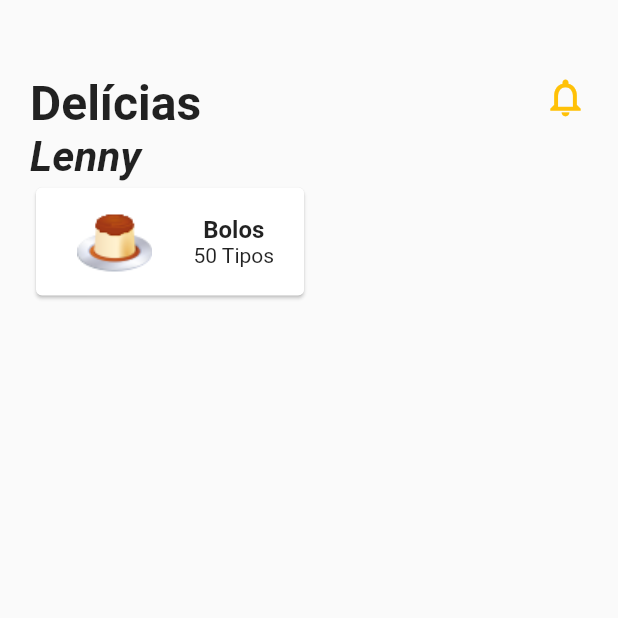
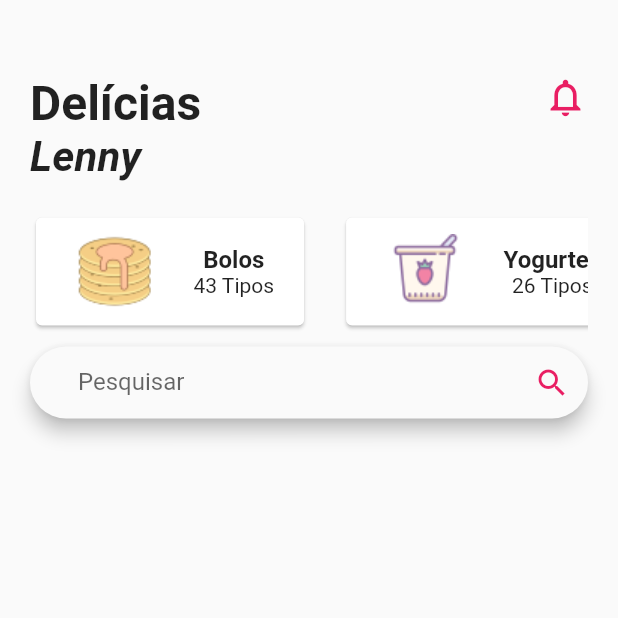
Before and after one commit to TomasMufume/lenny_delicias, a Flutter app: the screen it shows after launch, on a phone screen of 412 x 824 dp, the top half of it. Run offline on Flutter 3.47's test engine with Material 2 defaults, Android fonts, the phone set to English and light mode, and no system bars.

Commit message:
Novas Categorias adicionadas

```diff
--- a/lib/src/app.dart
+++ b/lib/src/app.dart
@@ -8,7 +8,7 @@ class App extends StatelessWidget {
       debugShowCheckedModeBanner: false,
       title: "Lenny Delícias",
       theme: ThemeData(
-          primaryColor: Colors.amber
+          primaryColor: Colors.pink
       ),
       home: HomeScreen(),
     );
--- a/lib/src/data/category_data.dart
+++ b/lib/src/data/category_data.dart
@@ -4,7 +4,20 @@ import 'package:lenny_delicias/src/models/category_model.dart';
 final categories = [
   Category(
     numberOfItems: 43,
-    imagePath: "assets/images/custard_50px.png",
+    imagePath: "assets/images/pancake_50px.png",
     categoryName: "Bolos",
   ),
+
+  Category(
+    numberOfItems: 26,
+    imagePath: "assets/images/yogurt.png",
+    categoryName: "Yogurtes",
+  ),
+
+  Category(
+    numberOfItems: 37,
+    imagePath: "assets/images/hamburger.png",
+    categoryName: "Hamburgers",
+  ),
+
 ];
--- a/lib/src/homescreen.dart
+++ b/lib/src/homescreen.dart
@@ -1,6 +1,7 @@
 import 'package:flutter/cupertino.dart';
 import 'package:flutter/material.dart';
 import 'package:lenny_delicias/src/widgets/food_category.dart';
+import 'package:lenny_delicias/src/widgets/search_field.dart';
 import 'widgets/home_top_info.dart';
 
 class HomeScreen extends StatefulWidget {
@@ -17,6 +18,8 @@ class _HomeScreenState extends State<HomeScreen> {
         children: [
           HomeTopInfo(),
           FoodCategory(),
+          SizedBox(height: 10,),
+          SearchField(),
         ],
       ),
     );
--- a/lib/src/widgets/food_card.dart
+++ b/lib/src/widgets/food_card.dart
@@ -1,15 +1,24 @@
 import 'package:flutter/material.dart';
 
 class FoodCard extends StatelessWidget {
+
+  final String categoryName;
+  final String imagePath;
+  final int numberOfItems;
+
+  FoodCard({this.categoryName, this.imagePath, this.numberOfItems});
+
   @override
   Widget build(BuildContext context) {
-    return Card(
+    return Container(
+      margin: EdgeInsets.only(right: 20) ,
+      child: Card(
         child: Padding(
           padding: EdgeInsets.symmetric(horizontal: 20, vertical: 10),
           child: Row(
             children: [
               Image(
-              image: AssetImage("assets/images/custard_50px.png"),
+                image: AssetImage(imagePath),
                 height: 65,
                 width: 65,
               ),
@@ -17,13 +26,14 @@ class FoodCard extends StatelessWidget {
               Column(
                 mainAxisAlignment: MainAxisAlignment.center,
                 children: [
-                Text("Bolos", style: TextStyle(fontWeight: FontWeight.bold, fontSize: 16),),
-                Text("50 Tipos")
+                  Text(categoryName, style: TextStyle(fontWeight: FontWeight.bold, fontSize: 16),),
+                  Text("$numberOfItems Tipos")
                 ],
               )
             ],
           ),
         ),
+      ),
     );
   }
 }
--- a/lib/src/widgets/food_category.dart
+++ b/lib/src/widgets/food_category.dart
@@ -14,7 +14,11 @@ class FoodCategory extends StatelessWidget {
         scrollDirection: Axis.horizontal,
         itemCount: _categories.length,
         itemBuilder: (BuildContext context, int index){
-          return FoodCard();
+          return FoodCard(
+            categoryName: _categories[index].categoryName,
+            imagePath: _categories[index].imagePath,
+            numberOfItems: _categories[index].numberOfItems,
+          );
         },
       ),
     );
--- a/lib/src/widgets/home_top_info.dart
+++ b/lib/src/widgets/home_top_info.dart
@@ -3,7 +3,9 @@ class HomeTopInfo extends StatelessWidget {
   final textStyle = TextStyle(fontSize: 32, fontWeight: FontWeight.bold,);
   @override
   Widget build(BuildContext context) {
-    return Row(
+    return Container(
+      margin: EdgeInsets.only(bottom: 20),
+      child: Row(
         mainAxisAlignment: MainAxisAlignment.spaceBetween,
         crossAxisAlignment: CrossAxisAlignment.start,
         children: [
@@ -21,6 +23,7 @@ class HomeTopInfo extends StatelessWidget {
         ],
 
 
+      ),
     );
   }
 }
--- /dev/null
+++ b/lib/src/widgets/search_field.dart
@@ -0,0 +1,20 @@
+import 'package:flutter/material.dart';
+
+class SearchField extends StatelessWidget {
+  @override
+  Widget build(BuildContext context) {
+    return Material(
+      elevation: 5,
+      borderRadius: BorderRadius.circular(30),
+      child: TextField(
+        decoration: InputDecoration(
+          contentPadding: EdgeInsets.symmetric(horizontal: 32, vertical: 14),
+          hintText: "Pesquisar",
+          suffixIcon: Icon(Icons.search, color: Theme.of(context).primaryColor,),
+          border: InputBorder.none
+
+        ),
+      ),
+    );
+  }
+}
```
Also changed, not shown: assets/images/hamburger.png (added), assets/images/yogurt.png (added). Lines whose indentation alone changed are shown as unchanged.
